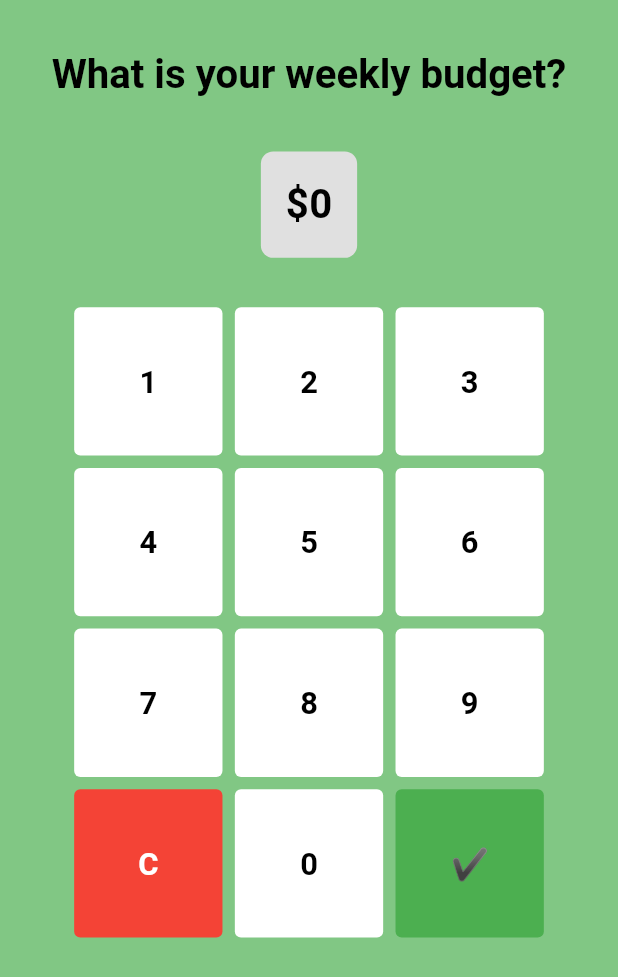
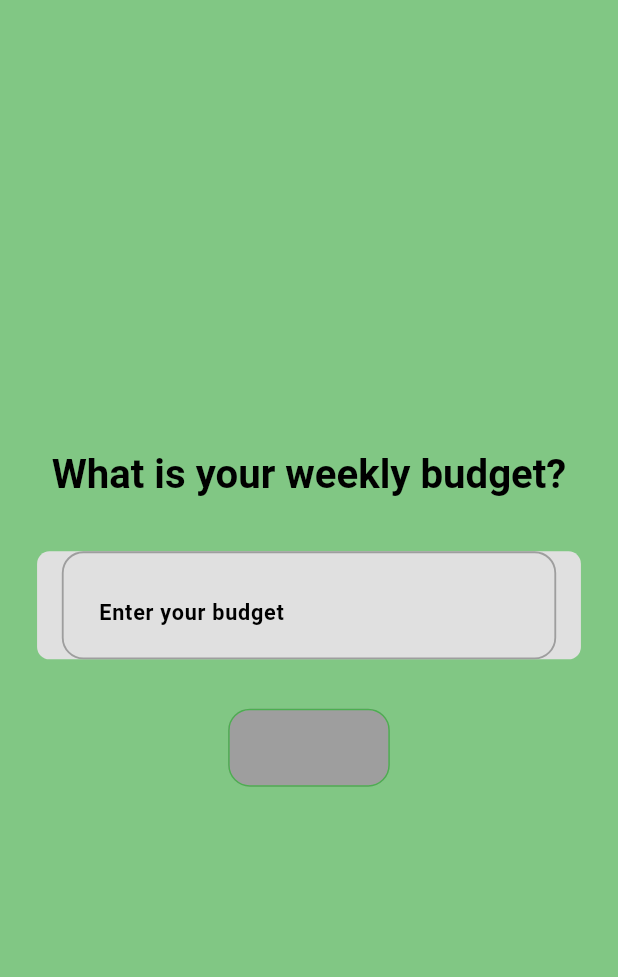
Before and after one commit to AlexanderGeorge102934/Campus-NutriGo, a Flutter app: the WeeklyBudgetScreen screen opened directly, on a phone screen of 412 x 824 dp. Shown: the top 977 px of the screen. Run offline on Flutter 3.47's test engine with Material 3 defaults, Android fonts, the phone set to English and light mode, and no system bars; Roboto replaces fonts that are missing (Poppins).

Commit message:
cleaned finished onboarding screens

```diff
--- a/lib/screens/onboarding/onboarding_screen.dart
+++ b/lib/screens/onboarding/onboarding_screen.dart
@@ -1,3 +1,4 @@
+import 'package:cs_422_prototype/screens/onboarding/weekly_budget/screen.dart';
 import 'package:flutter/material.dart';
 import 'welcome_screen.dart';
 import 'information_screen.dart';
@@ -34,7 +35,8 @@ class OnboardingScreenState extends State<OnboardingScreen> {
         children: [
           WelcomeScreen(onNext: nextPage),
           InformationScreen(onNext: nextPage),
-          const DietaryPreferenceScreen(), // Final onboarding screen
+          DietaryPreferenceScreen(onNext: nextPage), // Pass nextPage callback
+          const WeeklyBudgetScreen(), // Add WeeklyBudgetScreen as the next screen
         ],
       ),
     );
--- a/lib/screens/onboarding/weekly_budget/screen.dart
+++ b/lib/screens/onboarding/weekly_budget/screen.dart
@@ -9,27 +9,30 @@ class WeeklyBudgetScreen extends StatefulWidget {
 }
 
 class WeeklyBudgetScreenState extends State<WeeklyBudgetScreen> {
-  String budget = "0";
+  final TextEditingController _budgetController = TextEditingController();
+  bool _isButtonEnabled = false;
 
-  void _addDigit(String digit) {
-    setState(() {
-      if (budget == "0") {
-        budget = digit;
-      } else {
-        budget += digit;
-      }
-    });
+  @override
+  void initState() {
+    super.initState();
+    _budgetController.addListener(_updateButtonState);
   }
 
-  void _clearBudget() {
+  @override
+  void dispose() {
+    _budgetController.removeListener(_updateButtonState);
+    _budgetController.dispose();
+    super.dispose();
+  }
+
+  void _updateButtonState() {
     setState(() {
-      budget = "0";
+      _isButtonEnabled = _budgetController.text.isNotEmpty;
     });
   }
 
   void _submitBudget() {
-    // Navigate to the main app or perform other actions
-    Navigator.pushReplacementNamed(context, '/main'); // Replace '/main' with your main screen route
+    Navigator.pushReplacementNamed(context, '/main'); // Replace '/main' with main screen route
   }
 
   @override
@@ -51,13 +54,19 @@ class WeeklyBudgetScreenState extends State<WeeklyBudgetScreen> {
             ),
             SizedBox(height: TSizes.spaceBtwSections(context)),
             Container(
-              padding: EdgeInsets.all(TSizes.md(context)),
+              padding: EdgeInsets.symmetric(horizontal: TSizes.md(context)),
               decoration: BoxDecoration(
                 color: Colors.grey[300],
                 borderRadius: BorderRadius.circular(TSizes.borderRadiusMd(context)),
               ),
-              child: Text(
-                "\$$budget",
+              child: TextField(
+                controller: _budgetController,
+                keyboardType: TextInputType.number,
+                decoration: InputDecoration(
+                  border: InputBorder.none,
+                  prefixText: '\$',
+                  hintText: "Enter your budget",
+                ),
                 style: TextStyle(
                   fontSize: TSizes.fontSizeXXl(context),
                   fontWeight: FontWeight.bold,
@@ -65,52 +74,23 @@ class WeeklyBudgetScreenState extends State<WeeklyBudgetScreen> {
               ),
             ),
             SizedBox(height: TSizes.spaceBtwSections(context)),
-            _buildKeypad(context),
+            ElevatedButton(
+              onPressed: _isButtonEnabled ? _submitBudget : null,
+              style: ButtonStyle(
+                backgroundColor: MaterialStateProperty.resolveWith<Color>(
+                      (Set<MaterialState> states) {
+                    if (states.contains(MaterialState.disabled)) {
+                      return Colors.grey; // Disabled color
+                    }
+                    return Colors.green; // Enabled color
+                  },
+                ),
+              ),
+              child: const Text("Continue"),
+            ),
           ],
         ),
       ),
     );
   }
-
-  Widget _buildKeypad(BuildContext context) {
-    return Expanded(
-      child: GridView.count(
-        crossAxisCount: 3,
-        mainAxisSpacing: TSizes.spaceBtwItems(context),
-        crossAxisSpacing: TSizes.spaceBtwItems(context),
-        padding: EdgeInsets.symmetric(horizontal: TSizes.lg(context)),
-        children: [
-          ...List.generate(9, (index) {
-            final digit = (index + 1).toString();
-            return _buildKey(digit, () => _addDigit(digit));
-          }),
-          _buildKey("C", _clearBudget, Colors.red), // Clear button
-          _buildKey("0", () => _addDigit("0")),
-          _buildKey("✔", _submitBudget, Colors.green), // Submit button
-        ],
-      ),
-    );
-  }
-
-  Widget _buildKey(String label, VoidCallback onPressed, [Color? color]) {
-    return GestureDetector(
-      onTap: onPressed,
-      child: Container(
-        decoration: BoxDecoration(
-          color: color ?? Colors.white,
-          borderRadius: BorderRadius.circular(TSizes.borderRadiusSm(context)),
-        ),
-        child: Center(
-          child: Text(
-            label,
-            style: TextStyle(
-              fontSize: TSizes.fontSizeXl(context),
-              fontWeight: FontWeight.bold,
-              color: color == null ? Colors.black : Colors.white,
-            ),
-          ),
-        ),
-      ),
-    );
-  }
 }
```
Also changed, not shown: lib/screens/onboarding/dietary_preferences/screen.dart (+8 -9 lines).
